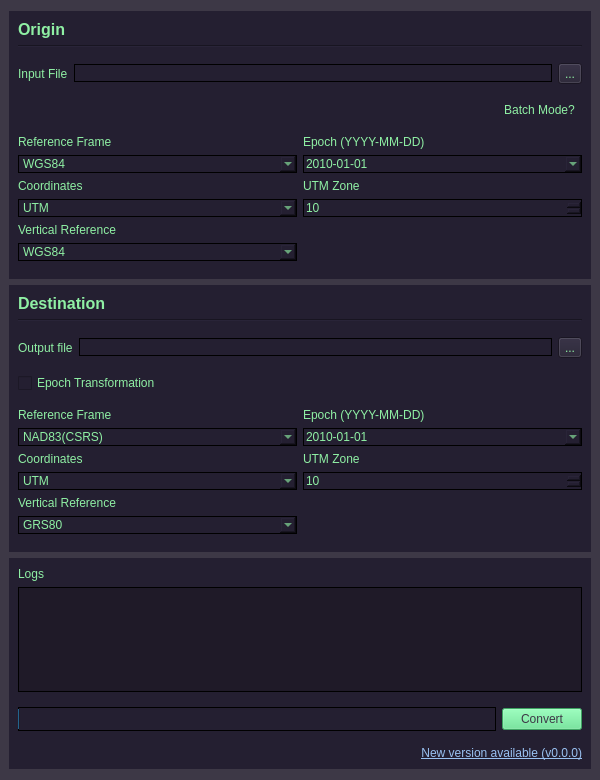
The window that las_trx/resources/mainwindow.ui (HakaiInstitute/LAS-TRX) describes before a commit, drawn with Qt 5.
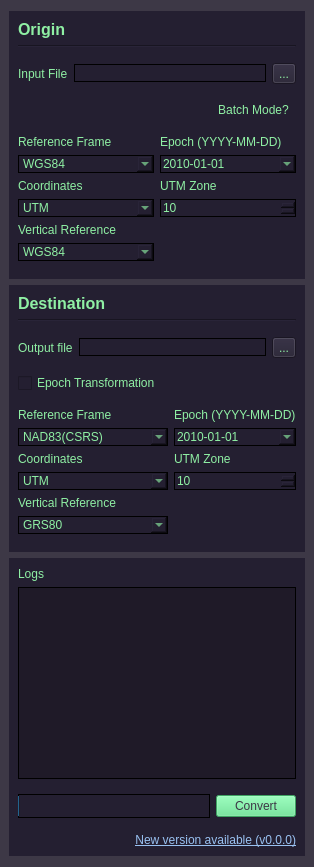
The same window after the commit.

Patch:
```diff
--- a/las_trx/resources/mainwindow.ui
+++ b/las_trx/resources/mainwindow.ui
@@ -2,14 +2,6 @@
 <ui version="4.0">
  <class>MainWindow</class>
  <widget class="QWidget" name="MainWindow">
-  <property name="geometry">
-   <rect>
-    <x>0</x>
-    <y>0</y>
-    <width>600</width>
-    <height>780</height>
-   </rect>
-  </property>
   <property name="windowTitle">
    <string>LAS TRX</string>
   </property>
```
